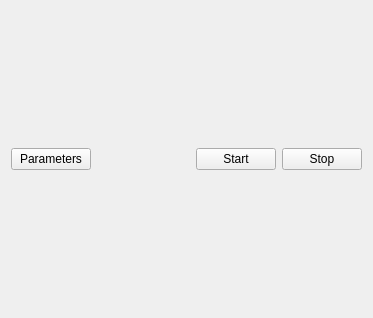
Qt form ui/mainwindow.ui (Melomanstd/daq_gui) before a commit.
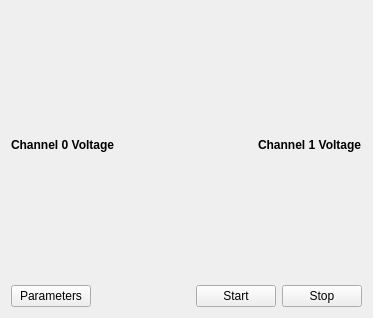
The same form after that commit.

Commit message: added 2nd channel curve

Patch:
```diff
--- a/ui/mainwindow.ui
+++ b/ui/mainwindow.ui
@@ -15,6 +15,49 @@
   </property>
   <widget class="QWidget" name="centralWidget">
    <layout class="QVBoxLayout" name="verticalLayout_2">
+    <item>
+     <layout class="QHBoxLayout" name="horizontalLayout_2">
+      <item>
+       <widget class="QLabel" name="label_2">
+        <property name="font">
+         <font>
+          <weight>75</weight>
+          <bold>true</bold>
+         </font>
+        </property>
+        <property name="text">
+         <string>Channel 0 Voltage</string>
+        </property>
+       </widget>
+      </item>
+      <item>
+       <spacer name="horizontalSpacer_2">
+        <property name="orientation">
+         <enum>Qt::Horizontal</enum>
+        </property>
+        <property name="sizeHint" stdset="0">
+         <size>
+          <width>40</width>
+          <height>20</height>
+         </size>
+        </property>
+       </spacer>
+      </item>
+      <item>
+       <widget class="QLabel" name="label">
+        <property name="font">
+         <font>
+          <weight>75</weight>
+          <bold>true</bold>
+         </font>
+        </property>
+        <property name="text">
+         <string>Channel 1 Voltage</string>
+        </property>
+       </widget>
+      </item>
+     </layout>
+    </item>
     <item>
      <layout class="QVBoxLayout" name="v_lay"/>
     </item>
```
The commit also changes 3 other files.
